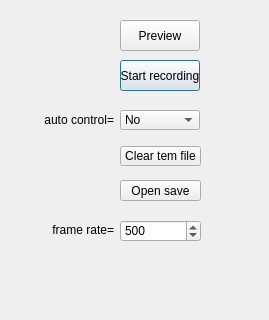
Qt form src/foraging_gui/Camera.ui (AllenNeuralDynamics/dynamic-foraging-task) before a commit; both pictures show x 0 to 269 and y 0 to 320 of the 269 by 476 pixel window.
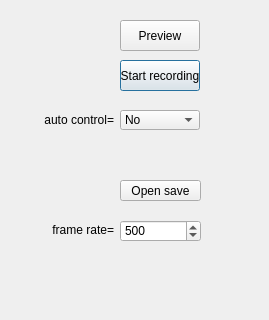
The same form after that commit.

Commit message: removing clear temporary button

```diff
--- a/src/foraging_gui/Camera.ui
+++ b/src/foraging_gui/Camera.ui
@@ -170,28 +170,6 @@
     <set>Qt::AlignLeading|Qt::AlignLeft|Qt::AlignVCenter</set>
    </property>
   </widget>
-  <widget class="QPushButton" name="ClearTemporaryVideo">
-   <property name="geometry">
-    <rect>
-     <x>120</x>
-     <y>146</y>
-     <width>81</width>
-     <height>20</height>
-    </rect>
-   </property>
-   <property name="sizePolicy">
-    <sizepolicy hsizetype="Expanding" vsizetype="Expanding">
-     <horstretch>0</horstretch>
-     <verstretch>0</verstretch>
-    </sizepolicy>
-   </property>
-   <property name="text">
-    <string>Clear tem file</string>
-   </property>
-   <property name="checkable">
-    <bool>false</bool>
-   </property>
-  </widget>
   <widget class="QLabel" name="WarningLabelCameraOn">
    <property name="geometry">
     <rect>
```
